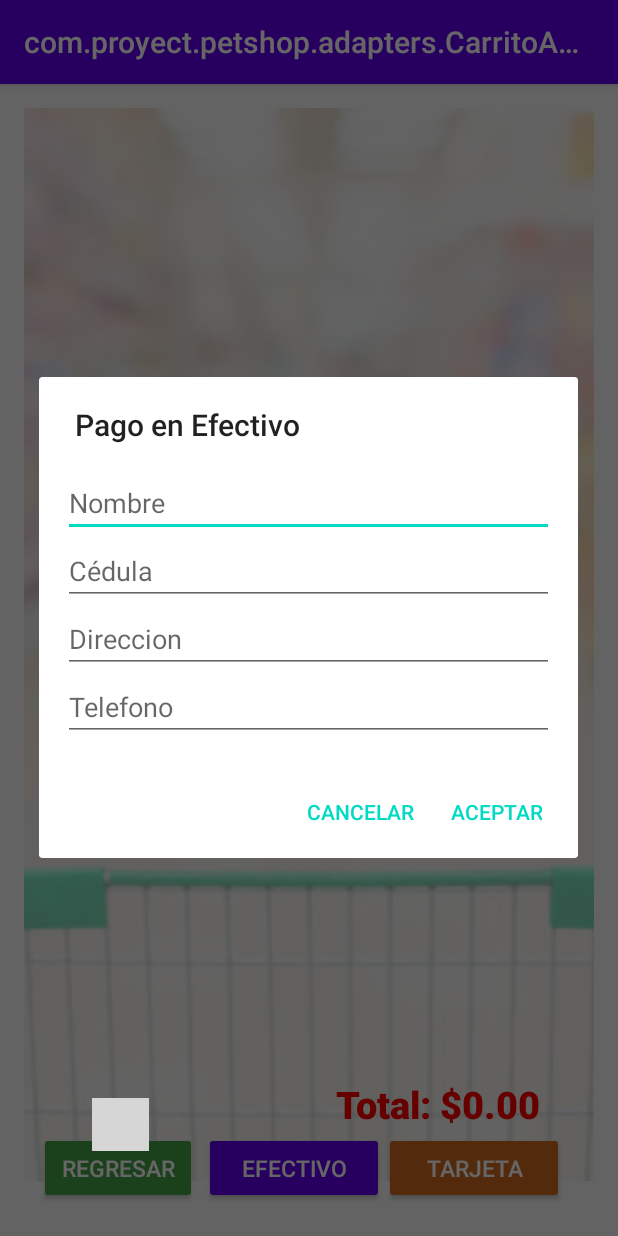
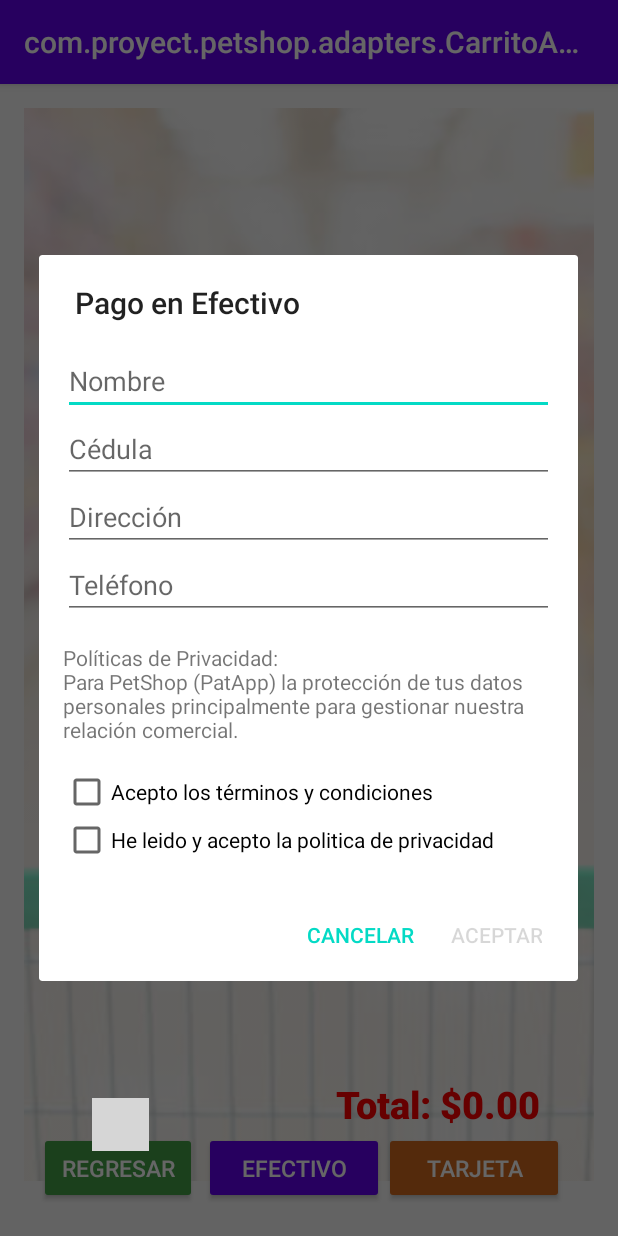
Before and after one commit to JordyChamba/PetShop, an Android app built with Jetpack Compose: the CarritoActivity screen opened directly, with no data from a screen before it, after a tap on "EFECTIVO", on a phone screen of 412 x 824 dp. Run offline under Robolectric (Android 15) with nearby library versions, the phone set to English and light mode, and no system bars; grey boxes are pictures that could not be loaded.

Commit message:
Agregado TerminosCondiciones

```diff
--- a/app/src/main/java/com/proyect/petshop/adapters/CarritoActivity.java
+++ b/app/src/main/java/com/proyect/petshop/adapters/CarritoActivity.java
@@ -9,6 +9,7 @@ import android.text.TextWatcher;
 import android.view.LayoutInflater;
 import android.view.View;
 import android.widget.Button;
+import android.widget.CheckBox;
 import android.widget.EditText;
 import android.widget.ImageView;
 import android.widget.TextView;
@@ -117,6 +118,8 @@ public class CarritoActivity extends AppCompatActivity {
         EditText editTextCedula = dialogView.findViewById(R.id.editTextCedula);
         EditText editTextDireccion = dialogView.findViewById(R.id.editTextDireccion);
         EditText editTextTelefono = dialogView.findViewById(R.id.editTextTelefono);
+        CheckBox checkboxTerms = dialogView.findViewById(R.id.checkbox_terms);
+        CheckBox checkboxPrivacy = dialogView.findViewById(R.id.checkbox_privacy);
 
         // Set input filters
         editTextNombre.setFilters(new InputFilter[]{new InputFilter.LengthFilter(50)});
@@ -125,10 +128,26 @@ public class CarritoActivity extends AppCompatActivity {
         editTextTelefono.setFilters(new InputFilter[]{new InputFilter.LengthFilter(10)});
 
         // Add Text Watchers
-        addTextWatchers(editTextNombre, editTextCedula,  editTextDireccion,editTextTelefono,null, null);
+        addTextWatchers(editTextNombre, editTextCedula, editTextDireccion, editTextTelefono, null, null);
 
         dialogBuilder.setTitle("Pago en Efectivo")
-                .setPositiveButton("Aceptar", (dialog, which) -> {
+                .setPositiveButton("Aceptar", null)
+                .setNegativeButton("Cancelar", (dialog, which) -> dialog.dismiss());
+
+        AlertDialog alertDialog = dialogBuilder.create();
+        alertDialog.setOnShowListener(dialog -> {
+            Button buttonAceptar = alertDialog.getButton(AlertDialog.BUTTON_POSITIVE);
+            buttonAceptar.setEnabled(false);
+
+            checkboxTerms.setOnCheckedChangeListener((buttonView, isChecked) ->
+                    buttonAceptar.setEnabled(checkboxTerms.isChecked() && checkboxPrivacy.isChecked())
+            );
+
+            checkboxPrivacy.setOnCheckedChangeListener((buttonView, isChecked) ->
+                    buttonAceptar.setEnabled(checkboxTerms.isChecked() && checkboxPrivacy.isChecked())
+            );
+
+            buttonAceptar.setOnClickListener(v -> {
                 String nombre = editTextNombre.getText().toString();
                 String cedula = editTextCedula.getText().toString();
                 String telefono = editTextTelefono.getText().toString();
@@ -143,22 +162,23 @@ public class CarritoActivity extends AppCompatActivity {
                     return;
                 }
                 if (!isValidCedula(telefono)) {
-                        Toast.makeText(CarritoActivity.this, "Telefono inválida. Solo números permitidos, máximo 10 dígitos.", Toast.LENGTH_SHORT).show();
+                    Toast.makeText(CarritoActivity.this, "Teléfono inválido. Solo números permitidos, máximo 10 dígitos.", Toast.LENGTH_SHORT).show();
                     return;
                 }
                 if (!isValidName(direccion)) {
-                        Toast.makeText(CarritoActivity.this, "Direccion inválido. Solo letras permitidas.", Toast.LENGTH_SHORT).show();
+                    Toast.makeText(CarritoActivity.this, "Dirección inválida. Solo letras permitidas.", Toast.LENGTH_SHORT).show();
                     return;
                 }
 
                 // Aquí puedes agregar la lógica para procesar el pago en efectivo
                 openPDFActivity(nombre, cedula, telefono, direccion, null, null);
-                })
-                .setNegativeButton("Cancelar", (dialog, which) -> dialog.dismiss());
+                alertDialog.dismiss();
+            });
+        });
 
-        AlertDialog alertDialog = dialogBuilder.create();
         alertDialog.show();
     }
+
 
     private void showTarjetaDialog() {
         LayoutInflater inflater = getLayoutInflater();
@@ -173,6 +193,8 @@ public class CarritoActivity extends AppCompatActivity {
         EditText editTextNumeroTarjeta = dialogView.findViewById(R.id.editTextNumeroTarjeta);
         EditText editTextDireccion = dialogView.findViewById(R.id.editTextDireccion);
         EditText editTextTelefono = dialogView.findViewById(R.id.editTextTelefono);
+        CheckBox checkBoxAceptoPoliticas = dialogView.findViewById(R.id.checkBoxAceptoPoliticas);
+        CheckBox checkBoxAceptoTerminos = dialogView.findViewById(R.id.checkBoxAceptoTerminos);
 
         // Set input filters
         editTextNombre.setFilters(new InputFilter[]{new InputFilter.LengthFilter(50)});
@@ -183,10 +205,16 @@ public class CarritoActivity extends AppCompatActivity {
         editTextTelefono.setFilters(new InputFilter[]{new InputFilter.LengthFilter(10)});
 
         // Add Text Watchers
-        addTextWatchers(editTextNombre, editTextCedula, editTextBanco, editTextNumeroTarjeta,editTextDireccion, editTextTelefono);
+        addTextWatchers(editTextNombre, editTextCedula, editTextBanco, editTextNumeroTarjeta, editTextDireccion, editTextTelefono);
 
         dialogBuilder.setTitle("Pago con Tarjeta")
-                .setPositiveButton("Aceptar", (dialog, which) -> {
+                .setPositiveButton("Aceptar", null) // Setting null to override later
+                .setNegativeButton("Cancelar", (dialog, which) -> dialog.dismiss());
+
+        AlertDialog alertDialog = dialogBuilder.create();
+        alertDialog.setOnShowListener(dialog -> {
+            Button acceptButton = alertDialog.getButton(AlertDialog.BUTTON_POSITIVE);
+            acceptButton.setOnClickListener(v -> {
                 String nombre = editTextNombre.getText().toString();
                 String cedula = editTextCedula.getText().toString();
                 String banco = editTextBanco.getText().toString();
@@ -211,22 +239,33 @@ public class CarritoActivity extends AppCompatActivity {
                     return;
                 }
                 if (!isValidCedula(telefono)) {
-                        Toast.makeText(CarritoActivity.this, "Telefono inválida. Solo números permitidos, máximo 10 dígitos.", Toast.LENGTH_SHORT).show();
+                    Toast.makeText(CarritoActivity.this, "Telefono inválido. Solo números permitidos, máximo 10 dígitos.", Toast.LENGTH_SHORT).show();
                     return;
                 }
                 if (!isValidName(direccion)) {
-                        Toast.makeText(CarritoActivity.this, "Direccion inválido. Solo letras permitidas.", Toast.LENGTH_SHORT).show();
+                    Toast.makeText(CarritoActivity.this, "Direccion inválida. Solo letras permitidas.", Toast.LENGTH_SHORT).show();
+                    return;
+                }
+
+                if (!checkBoxAceptoPoliticas.isChecked()) {
+                    Toast.makeText(CarritoActivity.this, "Debes aceptar las políticas de privacidad.", Toast.LENGTH_SHORT).show();
+                    return;
+                }
+
+                if (!checkBoxAceptoTerminos.isChecked()) {
+                    Toast.makeText(CarritoActivity.this, "Debes aceptar los términos y condiciones.", Toast.LENGTH_SHORT).show();
                     return;
                 }
 
                 // Aquí puedes agregar la lógica para procesar el pago con tarjeta
-                    openPDFActivity(nombre, cedula, direccion, telefono, banco,numeroTarjeta);
-                })
-                .setNegativeButton("Cancelar", (dialog, which) -> dialog.dismiss());
+                openPDFActivity(nombre, cedula, direccion, telefono, banco, numeroTarjeta);
+                alertDialog.dismiss();
+            });
+        });
 
-        AlertDialog alertDialog = dialogBuilder.create();
         alertDialog.show();
     }
+
 
 
     private void addTextWatchers(EditText editTextNombre, EditText editTextCedula, EditText editTextBanco, EditText editTextNumeroTarjeta,
--- a/app/src/main/res/layout/activity_aves.xml
+++ b/app/src/main/res/layout/activity_aves.xml
@@ -31,7 +31,7 @@
         android:backgroundTint="@color/chocolate"
         android:text="Alimentos"
         android:textColor="@android:color/white"
-        android:textSize="15sp" />
+        android:textSize="16sp" />
 
     <!-- Botón "Zona de Juegos" -->
     <ImageView
@@ -52,7 +52,7 @@
         android:backgroundTint="@color/purple_500"
         android:text="Juegos"
         android:textColor="@android:color/white"
-        android:textSize="15sp" />
+        android:textSize="16sp" />
 
     <!-- Botón "Vestimenta" -->
     <ImageView
@@ -73,7 +73,7 @@
         android:backgroundTint="@color/teal_700"
         android:text="OTROS"
         android:textColor="@android:color/white"
-        android:textSize="15sp" />
+        android:textSize="16sp" />
 
     <!-- Botón " Home y su imagen " -->
     <ImageView
--- a/app/src/main/res/layout/activity_canino.xml
+++ b/app/src/main/res/layout/activity_canino.xml
@@ -32,7 +32,7 @@
         android:backgroundTint="@color/chocolate"
         android:text="Alimentos"
         android:textColor="@android:color/white"
-        android:textSize="15sp" />
+        android:textSize="16sp" />
 
     <ImageView
         android:id="@+id/imageViewJuegos"
@@ -52,7 +52,7 @@
         android:backgroundTint="@color/purple_500"
         android:text="Juegos"
         android:textColor="@android:color/white"
-        android:textSize="15sp" />
+        android:textSize="16sp" />
 
     <ImageView
         android:id="@+id/imageViewVestimenta"
@@ -72,7 +72,7 @@
         android:backgroundTint="@color/black"
         android:text="Vestimenta"
         android:textColor="@android:color/white"
-        android:textSize="15sp" />
+        android:textSize="16sp" />
 
     <ImageView
         android:id="@+id/imageViewRegresar"
--- a/app/src/main/res/layout/activity_felino.xml
+++ b/app/src/main/res/layout/activity_felino.xml
@@ -31,7 +31,7 @@
         android:backgroundTint="@color/purple_200"
         android:text="Alimentos"
         android:textColor="@android:color/white"
-        android:textSize="15sp" />
+        android:textSize="16sp" />
 
     <!-- Botón "Zona de Juegos" -->
     <ImageView
@@ -52,7 +52,7 @@
         android:backgroundTint="@color/chocolate"
         android:text="Juegos"
         android:textColor="@android:color/white"
-        android:textSize="15sp" />
+        android:textSize="16sp" />
 
     <!-- Botón "Vestimenta" -->
     <ImageView
@@ -73,7 +73,7 @@
         android:backgroundTint="@color/teal_700"
         android:text="Vestimenta"
         android:textColor="@android:color/white"
-        android:textSize="15sp" />
+        android:textSize="16sp" />
 
     <ImageView
         android:id="@+id/imageViewRegresar"
--- a/app/src/main/res/layout/dialog_efectivo.xml
+++ b/app/src/main/res/layout/dialog_efectivo.xml
@@ -1,5 +1,9 @@
 <?xml version="1.0" encoding="utf-8"?>
-<LinearLayout xmlns:android="http://schemas.android.com/apk/res/android"
+<ScrollView xmlns:android="http://schemas.android.com/apk/res/android"
+    android:layout_width="match_parent"
+    android:layout_height="wrap_content">
+
+    <LinearLayout
         android:layout_width="match_parent"
         android:layout_height="wrap_content"
         android:orientation="vertical"
@@ -22,13 +26,33 @@
             android:id="@+id/editTextDireccion"
             android:layout_width="match_parent"
             android:layout_height="wrap_content"
-        android:hint="Direccion" />
+            android:hint="Dirección" />
 
         <EditText
             android:id="@+id/editTextTelefono"
             android:layout_width="match_parent"
             android:layout_height="wrap_content"
-        android:hint="Telefono"
+            android:hint="Teléfono"
             android:inputType="number" />
 
+        <TextView
+            android:layout_width="match_parent"
+            android:layout_height="wrap_content"
+            android:text="Políticas de Privacidad:\nPara PetShop (PatApp) la protección de tus datos personales principalmente para gestionar nuestra relación comercial."
+            android:paddingTop="16dp"
+            android:paddingBottom="16dp"/>
+
+        <CheckBox
+            android:id="@+id/checkbox_terms"
+            android:layout_width="wrap_content"
+            android:layout_height="wrap_content"
+            android:text="Acepto los términos y condiciones" />
+
+        <CheckBox
+            android:id="@+id/checkbox_privacy"
+            android:layout_width="wrap_content"
+            android:layout_height="wrap_content"
+            android:text="He leido y acepto la politica de privacidad" />
+
     </LinearLayout>
+</ScrollView>
```
Also changed, not shown: app/src/main/res/layout/dialog_tarjeta.xml (+32 -3 lines). Lines whose indentation alone changed are shown as unchanged.
